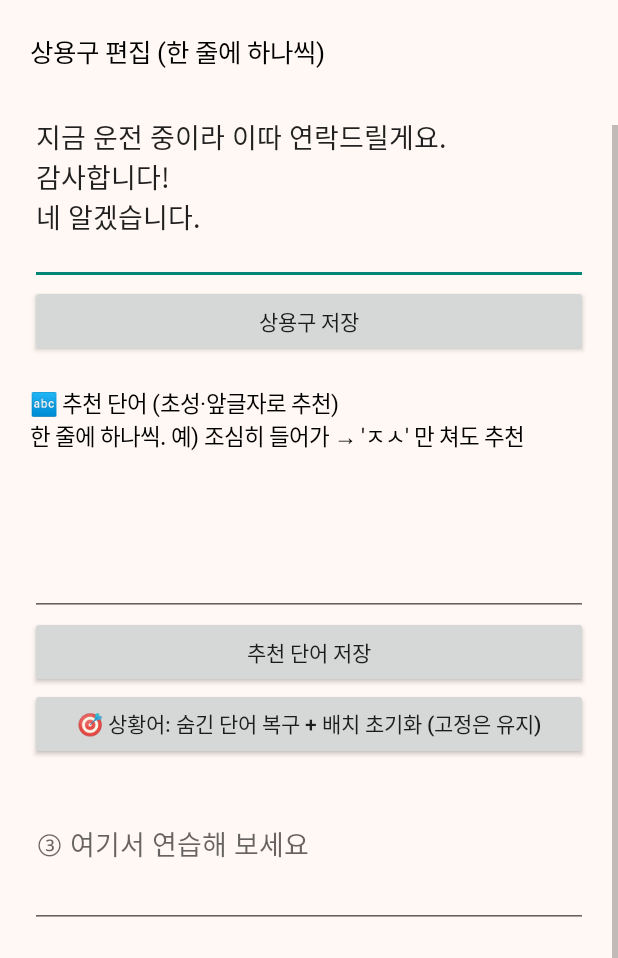
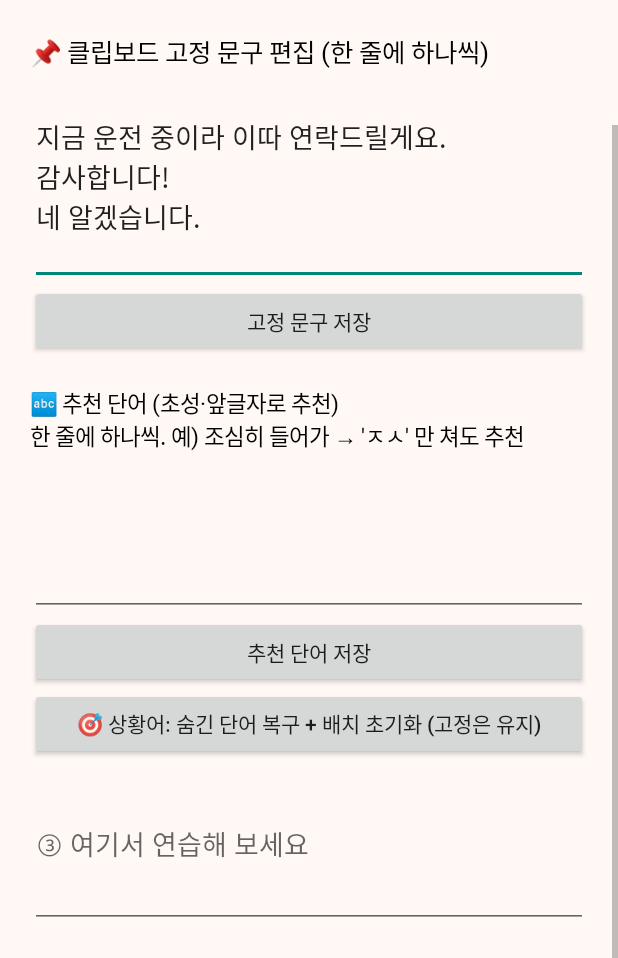
Before and after one commit to lig7oo7-cloud/gutgi-keyboard, an Android app: the screen it shows after launch (MainActivity), scrolled down 398 dp, on a phone screen of 412 x 824 dp, the part 278-1236 px from its top. Run offline under Robolectric (Android 15) with nearby library versions, the phone set to English and light mode, and no system bars; pictures from the network do not load.

Commit message:
상용구를 클립보드 📌 고정으로 통합, 툴바 상용구 버튼 제거
Co-Authored-By: Claude Opus 5.5 <noreply@anthropic.com>
Claude-Session: https://claude.ai/code/session_01D9kRkbuR1zNmbSdEBqAFxT

```diff
--- a/app/src/main/java/com/lig7oo7/gutgi/GutgiIME.java
+++ b/app/src/main/java/com/lig7oo7/gutgi/GutgiIME.java
@@ -99,7 +99,7 @@ public class GutgiIME extends InputMethodService implements KeyboardView.Listene
         if (dictCache == null) {
             java.util.List<String> l = new java.util.ArrayList<>();
             l.addAll(Store.load(this, "userWords"));      // 내 단어가 먼저
-            l.addAll(Store.phrases(this));                // 상용구도 추천
+            l.addAll(Store.pins(this));                   // 📌 고정 항목도 추천
             l.addAll(java.util.Arrays.asList(Dict.WORDS));
             l.addAll(java.util.Arrays.asList(Dict.ENGLISH));
             dictCache = l;
--- a/app/src/main/java/com/lig7oo7/gutgi/MainActivity.java
+++ b/app/src/main/java/com/lig7oo7/gutgi/MainActivity.java
@@ -67,24 +67,24 @@ public class MainActivity extends Activity {
         box.addView(pick);
 
         TextView phTitle = new TextView(this);
-        phTitle.setText("\n상용구 편집 (한 줄에 하나씩)");
+        phTitle.setText("\n📌 클립보드 고정 문구 편집 (한 줄에 하나씩)");
         phTitle.setTextSize(17);
         phTitle.setTextColor(Color.BLACK);
         box.addView(phTitle);
 
         final EditText phrases = new EditText(this);
         phrases.setMinLines(5);
-        phrases.setText(android.text.TextUtils.join("\n", Store.phrases(this)));
+        phrases.setText(android.text.TextUtils.join("\n", Store.pins(this)));
         box.addView(phrases);
 
         Button save = new Button(this);
-        save.setText("상용구 저장");
+        save.setText("고정 문구 저장");
         save.setOnClickListener(v -> {
             java.util.List<String> l = new java.util.ArrayList<>();
             for (String line : phrases.getText().toString().split("\n")) {
                 if (!line.trim().isEmpty()) l.add(line.trim());
             }
-            Store.save(this, "phrases", l);
+            Store.save(this, "pins", l);
             android.widget.Toast.makeText(this, "저장했어요", android.widget.Toast.LENGTH_SHORT).show();
         });
         box.addView(save);
--- a/app/src/main/java/com/lig7oo7/gutgi/Store.java
+++ b/app/src/main/java/com/lig7oo7/gutgi/Store.java
@@ -36,6 +36,7 @@ public class Store {
 
     public static void addClip(Context c, String text) {
         if (text == null || text.trim().isEmpty()) return;
+        if (pins(c).contains(text)) return;   // 고정된 건 기록에 중복으로 안 쌓음
         List<String> l = clips(c);
         l.remove(text);
         l.add(0, text);
@@ -43,14 +44,35 @@ public class Store {
         save(c, "clips", l);
     }
 
-    public static List<String> phrases(Context c) {
-        if (!sp(c).contains("phrases")) {
-            List<String> d = new ArrayList<>();
-            d.add("지금 운전 중이라 이따 연락드릴게요.");
-            d.add("감사합니다!");
-            d.add("네 알겠습니다.");
-            save(c, "phrases", d);
+    /** 📌 고정 항목 (예전 상용구). 처음엔 기존 상용구를 그대로 옮겨온다 */
+    public static List<String> pins(Context c) {
+        SharedPreferences p = sp(c);
+        if (!p.contains("pins")) {
+            List<String> init = new ArrayList<>();
+            if (p.contains("phrases")) init.addAll(load(c, "phrases"));
+            else {
+                init.add("지금 운전 중이라 이따 연락드릴게요.");
+                init.add("감사합니다!");
+                init.add("네 알겠습니다.");
+            }
+            save(c, "pins", init);
         }
-        return load(c, "phrases");
+        return load(c, "pins");
+    }
+
+    /** 핀 고정/해제: 고정하면 기록에서 빠지고 위로, 해제하면 기록 맨 위로 */
+    public static void togglePin(Context c, String text) {
+        List<String> pins = pins(c);
+        List<String> clips = clips(c);
+        if (pins.remove(text)) {
+            clips.remove(text);
+            clips.add(0, text);
+            while (clips.size() > CLIP_MAX) clips.remove(clips.size() - 1);
+        } else {
+            pins.add(0, text);
+            clips.remove(text);
+        }
+        save(c, "pins", pins);
+        save(c, "clips", clips);
     }
 }
```
Also changed, not shown: app/src/main/java/com/lig7oo7/gutgi/ExtraPanels.java (+60 -58 lines).
